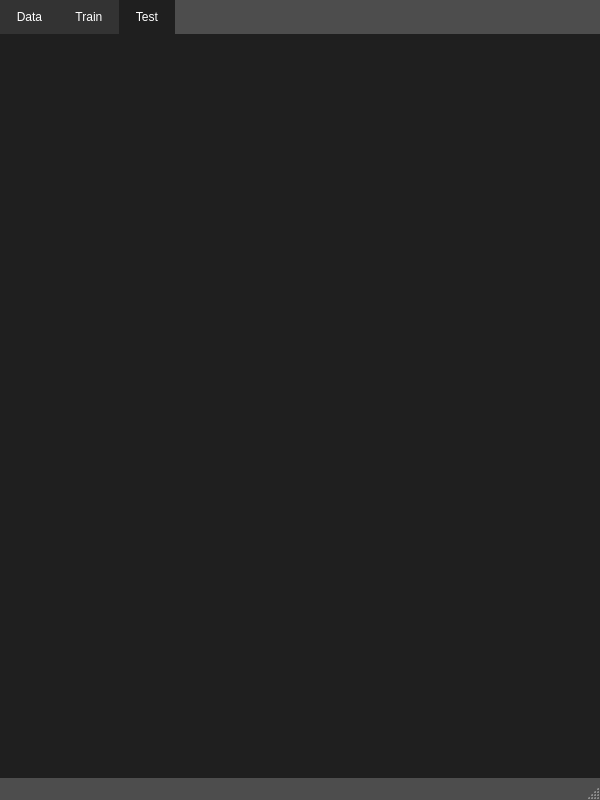
Qt form ASL_Trainer.ui (json0130/SIGN-launage-understanding-project) before a commit.
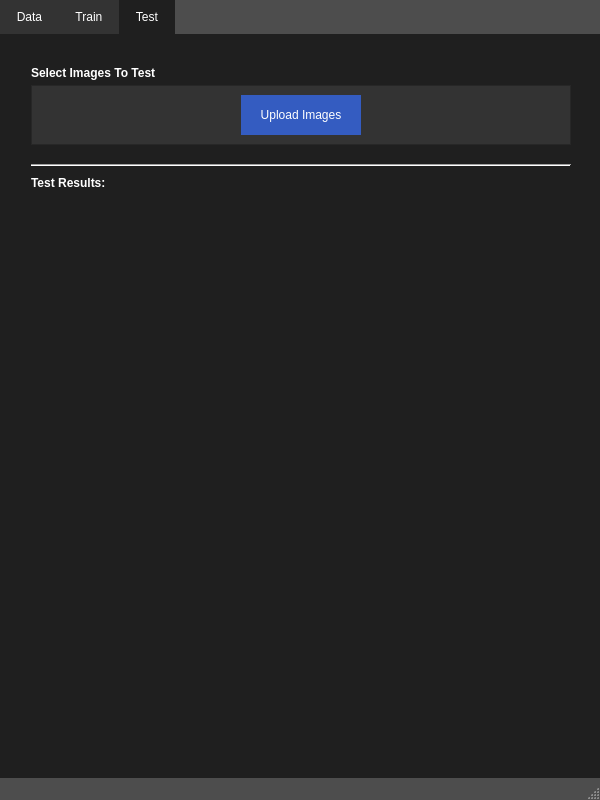
The same form after that commit.

```diff
--- a/ASL_Trainer.ui
+++ b/ASL_Trainer.ui
@@ -1074,11 +1074,365 @@
      <widget class="QWidget" name="widget" native="true">
       <property name="geometry">
        <rect>
-        <x>270</x>
-        <y>280</y>
-        <width>120</width>
-        <height>80</height>
+        <x>30</x>
+        <y>160</y>
+        <width>540</width>
+        <height>551</height>
        </rect>
+      </property>
+      <property name="minimumSize">
+       <size>
+        <width>540</width>
+        <height>0</height>
+       </size>
+      </property>
+     </widget>
+     <widget class="QFrame" name="frame">
+      <property name="geometry">
+       <rect>
+        <x>30</x>
+        <y>50</y>
+        <width>540</width>
+        <height>60</height>
+       </rect>
+      </property>
+      <property name="minimumSize">
+       <size>
+        <width>540</width>
+        <height>0</height>
+       </size>
+      </property>
+      <property name="styleSheet">
+       <string notr="true">QFrame {
+    background-color: #333333;
+}</string>
+      </property>
+      <property name="frameShape">
+       <enum>QFrame::StyledPanel</enum>
+      </property>
+      <property name="frameShadow">
+       <enum>QFrame::Raised</enum>
+      </property>
+      <layout class="QHBoxLayout" name="horizontalLayout">
+       <item>
+        <spacer name="horizontalSpacer">
+         <property name="orientation">
+          <enum>Qt::Horizontal</enum>
+         </property>
+         <property name="sizeHint" stdset="0">
+          <size>
+           <width>187</width>
+           <height>20</height>
+          </size>
+         </property>
+        </spacer>
+       </item>
+       <item>
+        <widget class="QPushButton" name="data_file_button_2">
+         <property name="minimumSize">
+          <size>
+           <width>120</width>
+           <height>40</height>
+          </size>
+         </property>
+         <property name="baseSize">
+          <size>
+           <width>120</width>
+           <height>40</height>
+          </size>
+         </property>
+         <property name="palette">
+          <palette>
+           <active>
+            <colorrole role="WindowText">
+             <brush brushstyle="SolidPattern">
+              <color alpha="255">
+               <red>255</red>
+               <green>255</green>
+               <blue>255</blue>
+              </color>
+             </brush>
+            </colorrole>
+            <colorrole role="Button">
+             <brush brushstyle="SolidPattern">
+              <color alpha="255">
+               <red>52</red>
+               <green>92</green>
+               <blue>193</blue>
+              </color>
+             </brush>
+            </colorrole>
+            <colorrole role="Text">
+             <brush brushstyle="SolidPattern">
+              <color alpha="255">
+               <red>255</red>
+               <green>255</green>
+               <blue>255</blue>
+              </color>
+             </brush>
+            </colorrole>
+            <colorrole role="ButtonText">
+             <brush brushstyle="SolidPattern">
+              <color alpha="255">
+               <red>255</red>
+               <green>255</green>
+               <blue>255</blue>
+              </color>
+             </brush>
+            </colorrole>
+            <colorrole role="Base">
+             <brush brushstyle="SolidPattern">
+              <color alpha="255">
+               <red>52</red>
+               <green>92</green>
+               <blue>193</blue>
+              </color>
+             </brush>
+            </colorrole>
+            <colorrole role="Window">
+             <brush brushstyle="SolidPattern">
+              <color alpha="255">
+               <red>52</red>
+               <green>92</green>
+               <blue>193</blue>
+              </color>
+             </brush>
+            </colorrole>
+            <colorrole role="PlaceholderText">
+             <brush brushstyle="NoBrush">
+              <color alpha="128">
+               <red>255</red>
+               <green>255</green>
+               <blue>255</blue>
+              </color>
+             </brush>
+            </colorrole>
+           </active>
+           <inactive>
+            <colorrole role="WindowText">
+             <brush brushstyle="SolidPattern">
+              <color alpha="255">
+               <red>255</red>
+               <green>255</green>
+               <blue>255</blue>
+              </color>
+             </brush>
+            </colorrole>
+            <colorrole role="Button">
+             <brush brushstyle="SolidPattern">
+              <color alpha="255">
+               <red>52</red>
+               <green>92</green>
+               <blue>193</blue>
+              </color>
+             </brush>
+            </colorrole>
+            <colorrole role="Text">
+             <brush brushstyle="SolidPattern">
+              <color alpha="255">
+               <red>255</red>
+               <green>255</green>
+               <blue>255</blue>
+              </color>
+             </brush>
+            </colorrole>
+            <colorrole role="ButtonText">
+             <brush brushstyle="SolidPattern">
+              <color alpha="255">
+               <red>255</red>
+               <green>255</green>
+               <blue>255</blue>
+              </color>
+             </brush>
+            </colorrole>
+            <colorrole role="Base">
+             <brush brushstyle="SolidPattern">
+              <color alpha="255">
+               <red>52</red>
+               <green>92</green>
+               <blue>193</blue>
+              </color>
+             </brush>
+            </colorrole>
+            <colorrole role="Window">
+             <brush brushstyle="SolidPattern">
+              <color alpha="255">
+               <red>52</red>
+               <green>92</green>
+               <blue>193</blue>
+              </color>
+             </brush>
+            </colorrole>
+            <colorrole role="PlaceholderText">
+             <brush brushstyle="NoBrush">
+              <color alpha="128">
+               <red>255</red>
+               <green>255</green>
+               <blue>255</blue>
+              </color>
+             </brush>
+            </colorrole>
+           </inactive>
+           <disabled>
+            <colorrole role="WindowText">
+             <brush brushstyle="SolidPattern">
+              <color alpha="255">
+               <red>255</red>
+               <green>255</green>
+               <blue>255</blue>
+              </color>
+             </brush>
+            </colorrole>
+            <colorrole role="Button">
+             <brush brushstyle="SolidPattern">
+              <color alpha="255">
+               <red>52</red>
+               <green>92</green>
+               <blue>193</blue>
+              </color>
+             </brush>
+            </colorrole>
+            <colorrole role="Text">
+             <brush brushstyle="SolidPattern">
+              <color alpha="255">
+               <red>255</red>
+               <green>255</green>
+               <blue>255</blue>
+              </color>
+             </brush>
+            </colorrole>
+            <colorrole role="ButtonText">
+             <brush brushstyle="SolidPattern">
+              <color alpha="255">
+               <red>255</red>
+               <green>255</green>
+               <blue>255</blue>
+              </color>
+             </brush>
+            </colorrole>
+            <colorrole role="Base">
+             <brush brushstyle="SolidPattern">
+              <color alpha="255">
+               <red>52</red>
+               <green>92</green>
+               <blue>193</blue>
+              </color>
+             </brush>
+            </colorrole>
+            <colorrole role="Window">
+             <brush brushstyle="SolidPattern">
+              <color alpha="255">
+               <red>52</red>
+               <green>92</green>
+               <blue>193</blue>
+              </color>
+             </brush>
+            </colorrole>
+            <colorrole role="PlaceholderText">
+             <brush brushstyle="NoBrush">
+              <color alpha="128">
+               <red>255</red>
+               <green>255</green>
+               <blue>255</blue>
+              </color>
+             </brush>
+            </colorrole>
+           </disabled>
+          </palette>
+         </property>
+         <property name="styleSheet">
+          <string notr="true">QPushButton {
+    background-color: #345CC1;
+    color: white; /* Set text color to white for better contrast */
+    border: none;
+    padding: 8px 16px; /* Optional: Add some padding for better appearance */
+}
+
+QPushButton:hover {
+    background-color: #2A4BA0; /* Optional: Slightly darker color on hover */
+}
+
+QPushButton:pressed {
+    background-color: #1E3C8C; /* Optional: Even darker color when pressed */
+}</string>
+         </property>
+         <property name="text">
+          <string>Upload Images</string>
+         </property>
+        </widget>
+       </item>
+       <item>
+        <spacer name="horizontalSpacer_2">
+         <property name="orientation">
+          <enum>Qt::Horizontal</enum>
+         </property>
+         <property name="sizeHint" stdset="0">
+          <size>
+           <width>191</width>
+           <height>20</height>
+          </size>
+         </property>
+        </spacer>
+       </item>
+      </layout>
+     </widget>
+     <widget class="QLabel" name="label_2">
+      <property name="geometry">
+       <rect>
+        <x>30</x>
+        <y>140</y>
+        <width>91</width>
+        <height>16</height>
+       </rect>
+      </property>
+      <property name="styleSheet">
+       <string notr="true">QLabel {
+    color: white;
+	font-weight: bold;
+}
+</string>
+      </property>
+      <property name="text">
+       <string>Test Results:</string>
+      </property>
+     </widget>
+     <widget class="Line" name="line_3">
+      <property name="geometry">
+       <rect>
+        <x>30</x>
+        <y>120</y>
+        <width>540</width>
+        <height>20</height>
+       </rect>
+      </property>
+      <property name="minimumSize">
+       <size>
+        <width>540</width>
+        <height>0</height>
+       </size>
+      </property>
+      <property name="orientation">
+       <enum>Qt::Horizontal</enum>
+      </property>
+     </widget>
+     <widget class="QLabel" name="label_4">
+      <property name="geometry">
+       <rect>
+        <x>30</x>
+        <y>30</y>
+        <width>141</width>
+        <height>16</height>
+       </rect>
+      </property>
+      <property name="styleSheet">
+       <string notr="true">QLabel {
+    color: white;
+	font-weight: bold;
+}
+</string>
+      </property>
+      <property name="text">
+       <string>Select Images To Test</string>
       </property>
      </widget>
     </widget>
```
Left out of the diff: 692 changed lines with no effect on the pictures.
